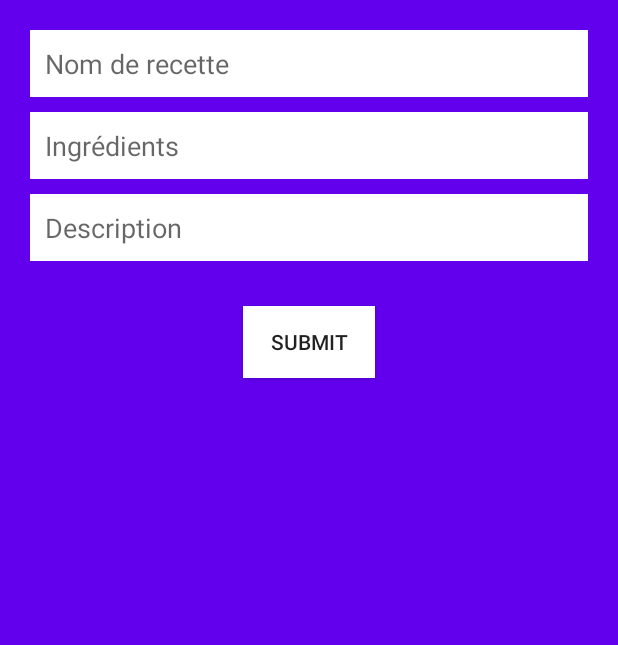
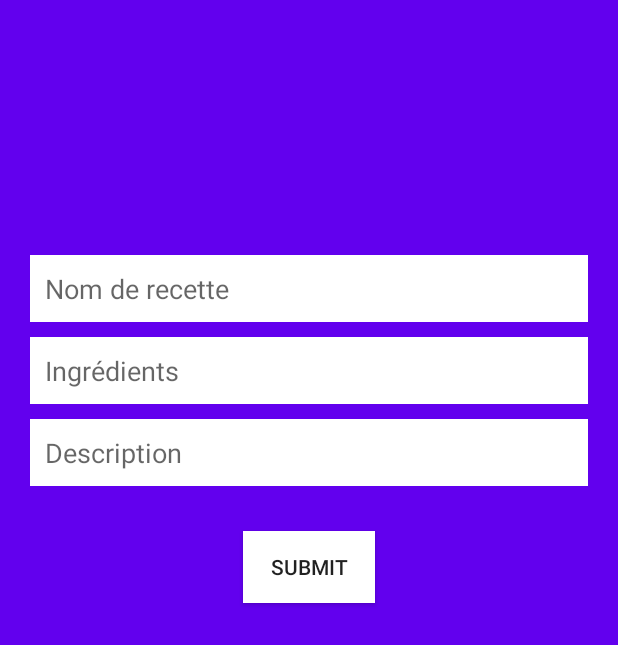
Before and after one commit to SimonLegendrre/Keskon_mangee, an Android app: the layout activity_fill_in_create.xml on its own in the app's theme, with its tools: preview values and no code run, on a phone screen of 412 x 824 dp. Shown: the top 645 px of the screen. Run offline under Robolectric (Android 15) with nearby library versions, the phone set to English and light mode, and no system bars.

Commit message:
c'est bon on a la fill_in_section la dessus

```diff
--- a/app/src/main/AndroidManifest.xml
+++ b/app/src/main/AndroidManifest.xml
@@ -9,7 +9,8 @@
         android:roundIcon="@mipmap/ic_launcher_round"
         android:supportsRtl="true"
         android:theme="@style/Theme.Keskonmange">
-        <activity android:name=".Welcome"></activity>
+        <activity android:name=".Fill_in_create"></activity>
+        <activity android:name=".Welcome" />
         <activity
             android:name=".MainActivity"
             android:label="@string/app_name"
--- a/app/src/main/java/com/example/keskonmange/Fill_In_creator.java
+++ b/app/src/main/java/com/example/keskonmange/Fill_in_create.java
@@ -1,4 +1,5 @@
 package com.example.keskonmange;
+
 import android.support.v7.app.AppCompatActivity;
 import android.os.Bundle;
 import android.view.View;
@@ -10,18 +11,20 @@ import com.basgeekball.awesomevalidation.AwesomeValidation;
 import com.basgeekball.awesomevalidation.ValidationStyle;
 import com.basgeekball.awesomevalidation.utility.RegexTemplate;
 
-
-public class Fill_In_creator extends AppCompatActivity {
+public class Fill_in_create extends AppCompatActivity {
     // Initialize variable
     EditText etnom_recette, etingredient, etdescription;
     Button btSubmit;
+
 
     AwesomeValidation awesomeValidation;
 
     @Override
     protected void onCreate(Bundle savedInstanceState) {
         super.onCreate(savedInstanceState);
-        setContentView(R.layout.activity_fill_in_creator);
+        setContentView(R.layout.activity_fill_in_create);
+
+
 
         // Assign variable
         etnom_recette = findViewById(R.id.nom_recette);
@@ -58,5 +61,9 @@ public class Fill_In_creator extends AppCompatActivity {
             }
         });
 
+
+
     }
+
+
 }
--- a/app/src/main/java/com/example/keskonmange/FirstFragment.java
+++ b/app/src/main/java/com/example/keskonmange/FirstFragment.java
@@ -12,8 +12,6 @@ import androidx.navigation.fragment.NavHostFragment;
 
 import java.util.Timer;
 
-// COUCOU SIMON COMMENT CA VA ?? <3 _ <3
-// TestSimon
 public class FirstFragment extends Fragment {
 
     Timer timer;
@@ -26,8 +24,6 @@ public class FirstFragment extends Fragment {
         // Inflate the layout for this fragment
         return inflater.inflate(R.layout.fragment_first, container, false);
     }
-
-
 
 
 
--- a/app/src/main/java/com/example/keskonmange/Recipe_creation.java
+++ b/app/src/main/java/com/example/keskonmange/Recipe_creation.java
@@ -19,7 +19,7 @@ public class Recipe_creation extends AppCompatActivity {
         acceuil_create_button.setOnClickListener(new View.OnClickListener() {
             @Override
             public void onClick(View v) {
-                Intent intent = new Intent(Recipe_creation.this, Fill_In_creator.class);
+                Intent intent = new Intent(Recipe_creation.this, Fill_in_create.class);
                 startActivity(intent);
             }
         });
--- a/app/src/main/java/com/example/keskonmange/SecondFragment.java
+++ b/app/src/main/java/com/example/keskonmange/SecondFragment.java
@@ -28,7 +28,7 @@ public class SecondFragment extends Fragment {
             @Override
             public void onClick(View view) {
                 NavHostFragment.findNavController(SecondFragment.this)
-                        .navigate(R.id.action_SecondFragment_to_FirstFragment);
+                        .navigate(R.id.action_SecondFragment_to_fill_in_create);
             }
         });
     }
--- a/app/src/main/res/layout/activity_fill_in_creator.xml
+++ b/app/src/main/res/layout/activity_fill_in_create.xml
@@ -9,14 +9,16 @@
     android:background="?attr/colorPrimary"
     tools:context=".Fill_In_creator">
 
+
     <EditText
         android:id="@+id/nom_recette"
-        android:background="@android:color/white"
-        android:padding="10dp"
         android:layout_width="match_parent"
         android:layout_height="wrap_content"
+        android:background="@android:color/white"
         android:hint="Nom de recette"
-        android:inputType="textPersonName" />
+        android:inputType="textPersonName"
+        android:layout_marginTop="150dp"
+        android:padding="10dp" />
 
     <EditText
         android:id="@+id/ingredient"
```
Also changed, not shown: app/src/main/java/com/example/keskonmange/Welcome.java (+20 -0 lines), app/src/main/res/navigation/nav_graph.xml (+6 -2 lines).
